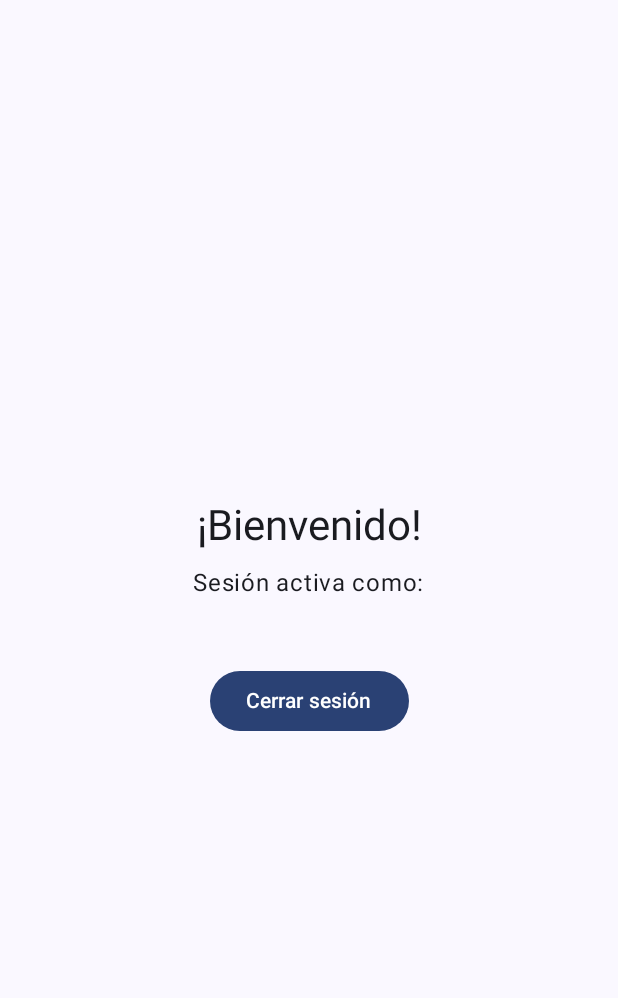
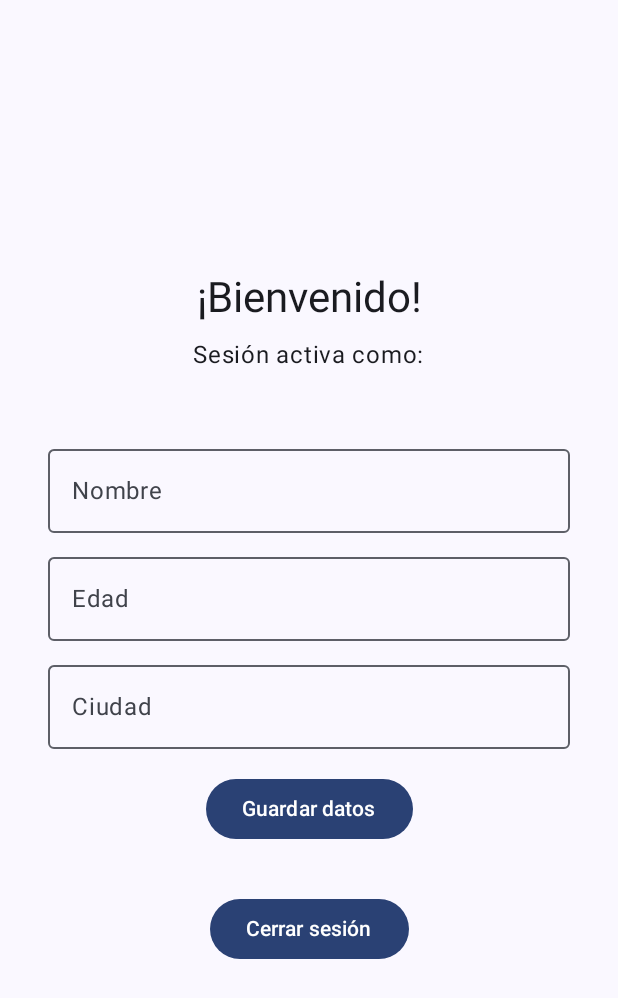
Before and after one commit to consmor7/SimpleLoginApp, an Android app built with Jetpack Compose: the composable HomeScreen called with empty values, on a phone screen of 412 x 824 dp. Shown: the top 998 px of the screen. Run offline under Robolectric (Android 15) with nearby library versions, the phone set to English and light mode, and no system bars; our stand-ins replace Firebase (no records; nobody signed in at launch, a user with empty details on screens opened directly).

Commit message:
Integración a HomeScreen para registrar datos personales del usuario en FireStore

```diff
--- a/app/build.gradle.kts
+++ b/app/build.gradle.kts
@@ -68,4 +68,6 @@ dependencies {
     implementation("androidx.compose.material3:material3:1.2.1")
     implementation("androidx.lifecycle:lifecycle-runtime-ktx:2.7.0")
     implementation("androidx.navigation:navigation-compose:2.7.7")
+    implementation("com.google.firebase:firebase-firestore-ktx")
+
 }
--- a/app/src/main/java/com/example/mysimpleloginapp/HomeScreen.kt
+++ b/app/src/main/java/com/example/mysimpleloginapp/HomeScreen.kt
@@ -3,10 +3,18 @@ package com.example.mysimpleloginapp
 import androidx.compose.foundation.layout.*
 import androidx.compose.material3.*
 import androidx.compose.runtime.Composable
+import androidx.compose.runtime.LaunchedEffect
+import androidx.compose.runtime.getValue
+import androidx.compose.runtime.mutableStateOf
+import androidx.compose.runtime.remember
+import androidx.compose.runtime.setValue
 import androidx.compose.ui.Alignment
 import androidx.compose.ui.Modifier
 import androidx.compose.ui.tooling.preview.Preview
 import androidx.compose.ui.unit.dp
+import com.google.firebase.Firebase
+import com.google.firebase.auth.FirebaseAuth
+import com.google.firebase.firestore.firestore
 
 /**
  * Pantalla de bienvenida después del login.
@@ -16,6 +24,39 @@ import androidx.compose.ui.unit.dp
  */
 @Composable
 fun HomeScreen(userEmail: String, onLogout: () -> Unit) {
+
+    // Obtén una instancia de Firestore
+    val firestore = Firebase.firestore
+    // Obtén el UID del usuario actual
+    val uid = FirebaseAuth.getInstance().currentUser?.uid
+
+
+    //Estados de los datos personales del usuario
+    var nombre by remember { mutableStateOf("") }
+    var edad by remember { mutableStateOf("") }
+    var ciudad by remember { mutableStateOf("") }
+    var datosGuardados by remember { mutableStateOf(false) }
+    var cargando by remember { mutableStateOf(false) }
+
+    //Cargamos los datos del usuario desde Firestore si es que existen
+    LaunchedEffect(uid) {
+        uid?.let { //Si el UID no es nulo, cargamos los datos del usuario
+            firestore.collection("usuarios").document(it).get()
+                .addOnSuccessListener { doc ->
+                    if (doc.exists()) { //Si el documento existe, cargamos los datos
+                        nombre = doc.getString("nombre") ?: ""
+                        edad = doc.getLong("edad")?.toString() ?: ""
+                        ciudad = doc.getString("ciudad") ?: ""
+                        datosGuardados = true
+                    }
+                    cargando = false //Cuando cargue los datos, cargando pasa a false
+                }
+                .addOnFailureListener {//Si falla, cargando pasa a false
+                    cargando = false //Cuando cargue los datos, cargando pasa a false
+                }
+        }
+    }
+
     Column(
         modifier = Modifier
             .fillMaxSize()
@@ -32,6 +73,53 @@ fun HomeScreen(userEmail: String, onLogout: () -> Unit) {
         Text(userEmail, style = MaterialTheme.typography.bodyLarge)
 
         Spacer(modifier = Modifier.height(24.dp))
+        if (!datosGuardados) {
+            //Formulario para capturar los datos
+            OutlinedTextField(
+                value = nombre,
+                onValueChange = { nombre = it },
+                label = { Text("Nombre") },
+                modifier = Modifier.fillMaxWidth()
+            )
+            Spacer(modifier = Modifier.height(8.dp))
+            OutlinedTextField(
+                value = edad,
+                onValueChange = { edad = it },
+                label = { Text("Edad") },
+                modifier = Modifier.fillMaxWidth()
+            )
+            Spacer(modifier = Modifier.height(8.dp))
+            OutlinedTextField(
+                value = ciudad,
+                onValueChange = { ciudad = it },
+                label = { Text("Ciudad") },
+                modifier = Modifier.fillMaxWidth()
+            )
+            Spacer(modifier = Modifier.height(16.dp))
+            Button(onClick = {
+                val datos = hashMapOf(
+                    "nombre" to nombre,
+                    "edad" to edad.toIntOrNull(),
+                    "ciudad" to ciudad
+                )
+                uid?.let {
+                    firestore.collection("usuarios").document(it).set(datos)
+                        .addOnSuccessListener { datosGuardados = true }
+                }
+            }) {
+                Text("Guardar datos")
+            }
+        } else {
+            // Mostrar datos guardados
+            Text("Datos personales guardados:", style = MaterialTheme.typography.titleMedium)
+            Spacer(modifier = Modifier.height(8.dp))
+            Text("Nombre: $nombre")
+            Text("Edad: $edad")
+            Text("Ciudad: $ciudad")
+        }
+
+        //Separador entre campos de 32
+        Spacer(modifier = Modifier.height(32.dp))
 
         // 🔓 Botón para cerrar sesión
         Button(onClick = onLogout) {
@@ -39,12 +127,3 @@ fun HomeScreen(userEmail: String, onLogout: () -> Unit) {
         }
     }
 }
-//Ejemplo de una vista previa
-@Preview(showBackground = true)
-@Composable
-fun HomeScreenPreview() {
-    MaterialTheme {
-        //Muestra un ejemplo solo para el preview
-        HomeScreen("william.henry.harrison@example-pet-store.com", {})
-    }
-}
```
Also changed, not shown: 1 other file.
